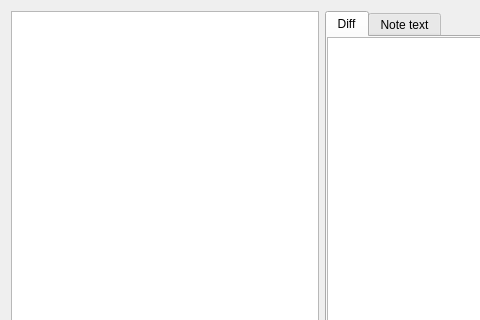
Above: src/dialogs/versiondialog.ui from pbek/QOwnNotes before the change; both pictures show x 0 to 480 and y 0 to 320 of the 952 by 615 pixel window. Below: the same form after it.
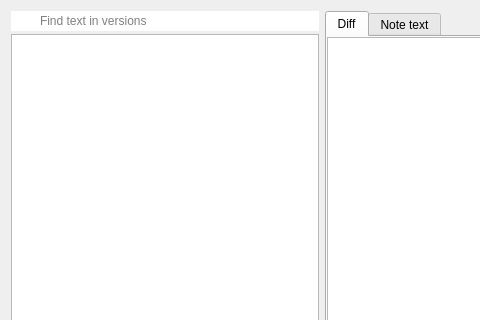
That is the form after the change. Icons and pictures are not drawn. Custom widgets are drawn as their Qt base class.

Commit message: #3822 versiondialog: add text search across loaded note versions

```diff
--- a/src/dialogs/versiondialog.ui
+++ b/src/dialogs/versiondialog.ui
@@ -40,13 +40,54 @@
        <number>0</number>
       </property>
       <item row="0" column="0">
-       <widget class="QListWidget" name="versionListWidget">
+       <widget class="QFrame" name="listFrame">
         <property name="sizePolicy">
          <sizepolicy hsizetype="Expanding" vsizetype="Expanding">
           <horstretch>1</horstretch>
           <verstretch>0</verstretch>
          </sizepolicy>
         </property>
+        <layout class="QVBoxLayout" name="listFrameLayout">
+         <property name="spacing">
+          <number>3</number>
+         </property>
+         <property name="leftMargin">
+          <number>0</number>
+         </property>
+         <property name="topMargin">
+          <number>0</number>
+         </property>
+         <property name="rightMargin">
+          <number>0</number>
+         </property>
+         <property name="bottomMargin">
+          <number>0</number>
+         </property>
+         <item>
+          <widget class="LineEdit" name="searchLineEdit">
+           <property name="styleSheet">
+            <string notr="true">QLineEdit {
+	border: none;
+	padding: 2px 5px 2px 27px;
+	background-image: url(:/images/search-notes.svg);
+	background-repeat: no-repeat;
+	background-position: center left;
+	margin-right: 0px;
+}
+</string>
+           </property>
+           <property name="placeholderText">
+            <string>Find text in versions</string>
+           </property>
+           <property name="clearButtonEnabled">
+            <bool>true</bool>
+           </property>
+          </widget>
+         </item>
+         <item>
+          <widget class="QListWidget" name="versionListWidget"/>
+         </item>
+        </layout>
        </widget>
       </item>
       <item row="0" column="1">
@@ -161,6 +202,11 @@
    <extends>QPlainTextEdit</extends>
    <header location="global">widgets/qownnotesmarkdowntextedit.h</header>
   </customwidget>
+  <customwidget>
+   <class>LineEdit</class>
+   <extends>QLineEdit</extends>
+   <header location="global">widgets/lineedit.h</header>
+  </customwidget>
  </customwidgets>
  <resources>
   <include location="../breeze-qownnotes.qrc"/>
```
The commit also changes 3 other files.
